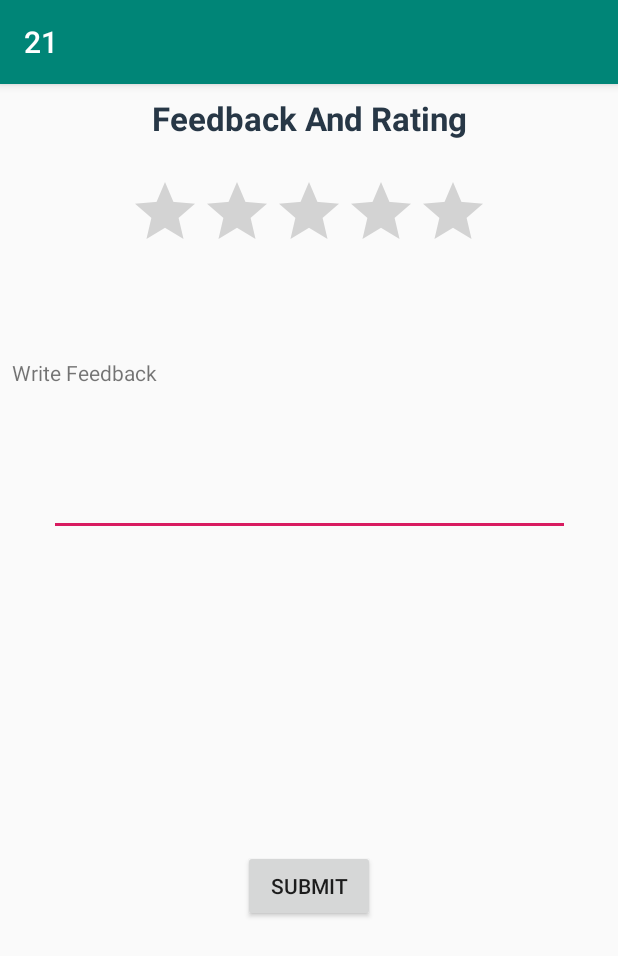
After one commit to sanket293/TwentyOneApp, an Android app: the FeedbackActivity screen opened directly, with no data from a screen before it, on a phone screen of 412 x 824 dp. The commit adds this screen. Shown: the top 956 px of the screen. Run offline under Robolectric (Android 15) with nearby library versions, the phone set to English and light mode, and no system bars.

Commit message:
Iteration 4 Complete

```diff
--- a/app/src/main/AndroidManifest.xml
+++ b/app/src/main/AndroidManifest.xml
@@ -31,7 +31,8 @@
         <activity android:name=".AdminAddQuotesActivity" />
         <activity android:name=".AdminQuoteDeleteActivity" />
         <activity android:name=".AddPreGoals" />
-        <activity android:name=".NotificationActivity"></activity>
+        <activity android:name=".NotificationActivity" />
+        <activity android:name=".FeedbackActivity"></activity>
     </application>
 
 </manifest> <!-- android:roundIcon="@mipmap/ic_launcher_round" -->
--- /dev/null
+++ b/app/src/main/java/com/twentyone/FeedbackActivity.java
@@ -0,0 +1,23 @@
+package com.twentyone;
+
+import android.content.Intent;
+import android.support.v7.app.AppCompatActivity;
+import android.os.Bundle;
+import android.view.View;
+import android.widget.Toast;
+
+public class FeedbackActivity extends AppCompatActivity {
+
+    @Override
+    protected void onCreate(Bundle savedInstanceState) {
+        super.onCreate(savedInstanceState);
+        setContentView(R.layout.activity_feedback);
+    }
+
+    public void submitBtnClick(View view) {
+        Toast.makeText(FeedbackActivity.this, "Thank You for your Feedback.", Toast.LENGTH_SHORT).show();
+        startActivity(new Intent(FeedbackActivity.this, GoalListActivity.class));
+        finish();
+
+    }
+}
--- a/app/src/main/java/com/twentyone/GoalListActivity.java
+++ b/app/src/main/java/com/twentyone/GoalListActivity.java
@@ -104,7 +104,7 @@ public class GoalListActivity extends AppCompatActivity {
         if (menuItem.getItemId() == R.id.rating) {
 
             Toast.makeText(context, getResources().getString(R.string.Cancel), Toast.LENGTH_SHORT).show();
-            startActivity(new Intent(context, NotificationActivity.class));
+            startActivity(new Intent(context, FeedbackActivity.class));
             finish();
             // TODO set null value to sp
 
@@ -126,9 +126,15 @@ public class GoalListActivity extends AppCompatActivity {
             {
                 List<Quotes> list = new ArrayList<>();
                 list = dataBaseHelper.getQuotes();
+                String dailyQuote = "Just Do It.";
                 Random r = new Random();
-                int i = r.nextInt(list.size()) + 0;
-                String dailyQuote = list.get(i).getQuotes().toString();
+                if(list.isEmpty()){
+
+                }
+                else {
+                    int i = r.nextInt(list.size()) + 0;
+                     dailyQuote = list.get(i).getQuotes().toString();
+                }
                 Notification.Builder nb = null;
                 Notification.Builder nb1 = null;
                 Log.i(TAG,"BroadcastReceiver::OnReceive() >>>>>>>>>>>>>>>>>>>>>>>>>>>>>");
--- /dev/null
+++ b/app/src/main/res/layout/activity_feedback.xml
@@ -0,0 +1,74 @@
+<?xml version="1.0" encoding="utf-8"?>
+<android.support.constraint.ConstraintLayout xmlns:android="http://schemas.android.com/apk/res/android"
+    xmlns:app="http://schemas.android.com/apk/res-auto"
+    xmlns:tools="http://schemas.android.com/tools"
+    android:layout_width="match_parent"
+    android:layout_height="match_parent"
+    tools:context=".FeedbackActivity">
+
+    <TextView
+        android:id="@+id/textView"
+        android:layout_width="wrap_content"
+        android:layout_height="wrap_content"
+        android:layout_marginStart="8dp"
+        android:layout_marginTop="8dp"
+        android:layout_marginEnd="8dp"
+        android:text="Feedback And Rating"
+        app:layout_constraintEnd_toEndOf="parent"
+        app:layout_constraintStart_toStartOf="parent"
+        app:layout_constraintTop_toTopOf="parent"
+        android:textColor="@color/title_color"
+        android:textSize="@dimen/twenty_two_sp"
+        android:textStyle="bold" />
+
+    <RatingBar
+        android:id="@+id/ratingBar"
+        android:layout_width="wrap_content"
+        android:layout_height="wrap_content"
+        android:layout_marginStart="8dp"
+        android:layout_marginTop="24dp"
+        android:layout_marginEnd="8dp"
+        app:layout_constraintEnd_toEndOf="parent"
+        app:layout_constraintStart_toStartOf="parent"
+        app:layout_constraintTop_toBottomOf="@+id/textView" />
+
+    <TextView
+        android:id="@+id/textView2"
+        android:layout_width="wrap_content"
+        android:layout_height="wrap_content"
+        android:layout_marginStart="8dp"
+        android:layout_marginTop="64dp"
+        android:text="Write Feedback"
+        app:layout_constraintStart_toStartOf="parent"
+        app:layout_constraintTop_toBottomOf="@+id/ratingBar" />
+
+    <EditText
+        android:id="@+id/editText"
+        android:layout_width="347dp"
+        android:layout_height="83dp"
+        android:layout_marginStart="8dp"
+        android:layout_marginTop="16dp"
+        android:layout_marginEnd="8dp"
+        android:ems="10"
+        android:inputType="textPersonName"
+        android:lineSpacingExtra="8sp"
+        android:lines="10"
+        app:layout_constraintEnd_toEndOf="parent"
+        app:layout_constraintStart_toStartOf="parent"
+        app:layout_constraintTop_toBottomOf="@+id/textView2" />
+
+    <Button
+        android:id="@+id/submitBtn"
+        android:layout_width="wrap_content"
+        android:layout_height="wrap_content"
+        android:layout_marginStart="8dp"
+        android:layout_marginTop="8dp"
+        android:layout_marginEnd="8dp"
+        android:layout_marginBottom="8dp"
+        android:text="Submit"
+        app:layout_constraintBottom_toBottomOf="parent"
+        app:layout_constraintEnd_toEndOf="parent"
+        app:layout_constraintStart_toStartOf="parent"
+        app:layout_constraintTop_toBottomOf="@+id/editText"
+        android:onClick="submitBtnClick"/>
+</android.support.constraint.ConstraintLayout>
--- a/app/src/main/res/layout/activity_goal_list.xml
+++ b/app/src/main/res/layout/activity_goal_list.xml
@@ -28,14 +28,9 @@
             android:layout_height="wrap_content"
             android:gravity="right"
             android:padding="@dimen/five_dp">
+            <!--android:text="Create a Notification"-->
 
-            <Button
-                android:id="@+id/button_create_notification"
-                android:layout_width="wrap_content"
-                android:layout_height="wrap_content"
-                android:text="Create a Notification"
-                tools:layout_editor_absoluteX="98dp"
-                tools:layout_editor_absoluteY="231dp" />
+
             <Button
                 android:layout_width="wrap_content"
                 android:layout_height="wrap_content"
@@ -44,8 +39,14 @@
                 android:text="@string/AddGoal"
                 android:textColor="@color/white" />
 
-
-
+            <Button
+                android:id="@+id/button_create_notification"
+                android:layout_width="49dp"
+                android:layout_height="45dp"
+                android:layout_marginLeft="@dimen/ten_dp"
+                android:background="@drawable/notification"
+                tools:layout_editor_absoluteX="98dp"
+                tools:layout_editor_absoluteY="231dp" />
 
         </LinearLayout>
 
```
